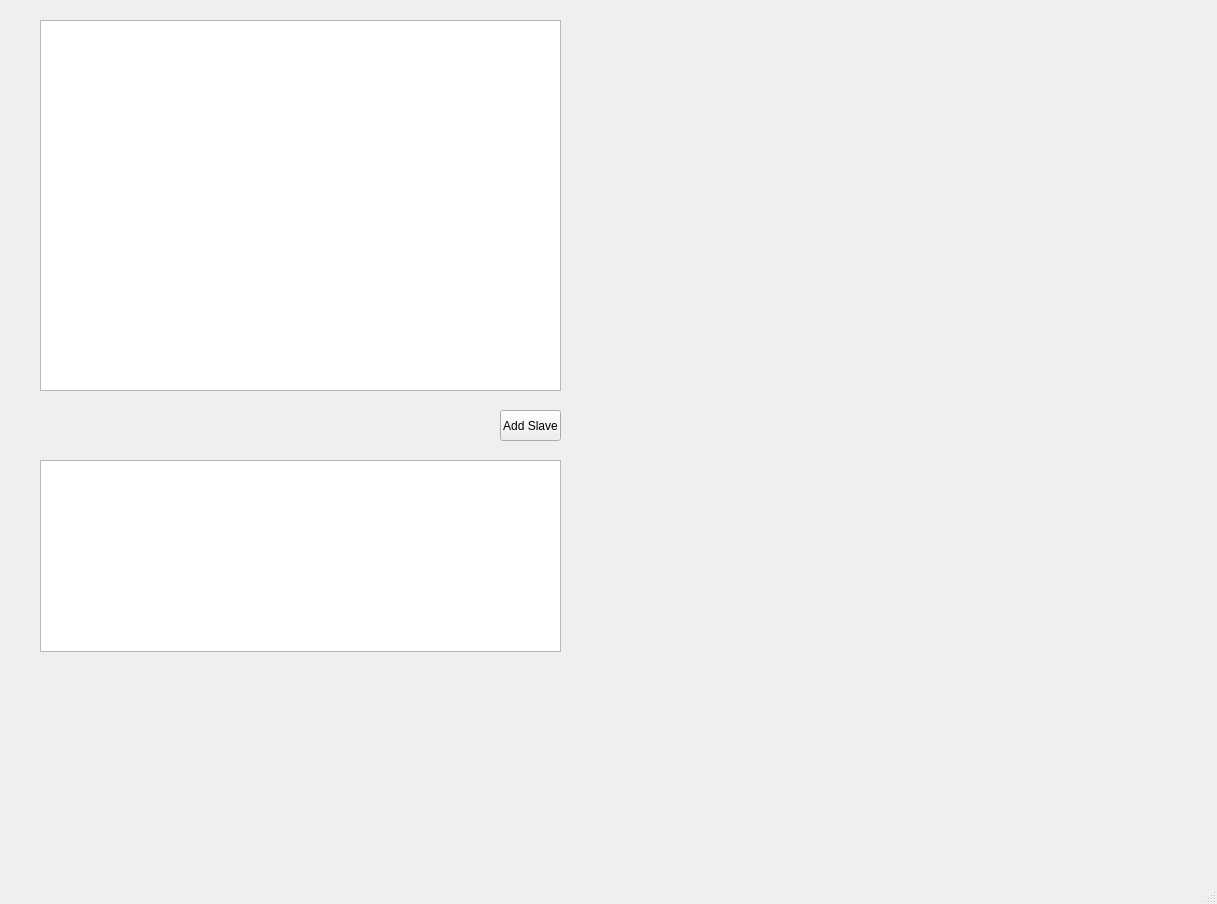
Before: the Qt Designer form mainScreen.ui in wahyu070903/Multilink-Robot, drawn with Qt 5.
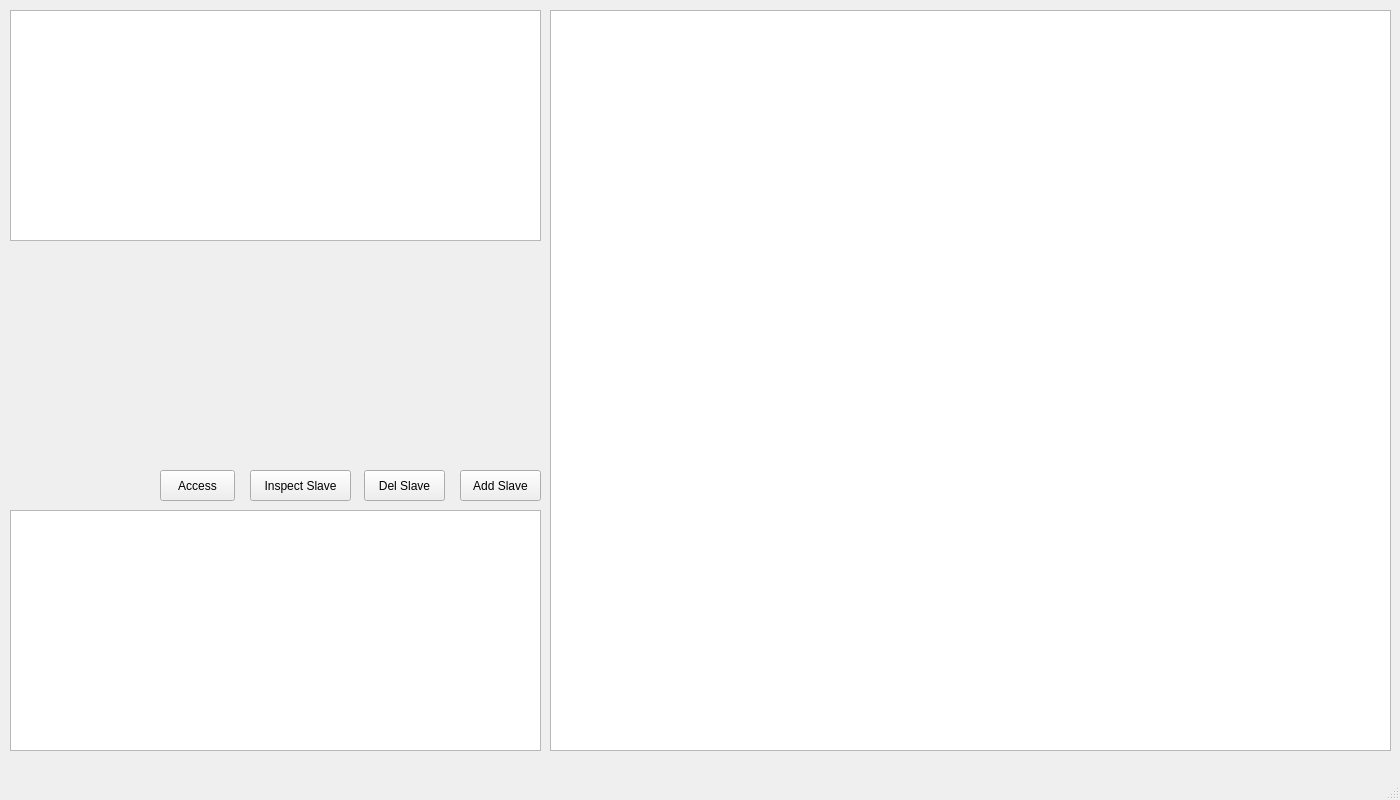
After: the same form once the commit is applied. Icons and pictures are not drawn.

Patch:
```diff
--- a/mainScreen.ui
+++ b/mainScreen.ui
@@ -2,14 +2,29 @@
 <ui version="4.0">
  <class>MainWindow</class>
  <widget class="QMainWindow" name="MainWindow">
+  <property name="enabled">
+   <bool>true</bool>
+  </property>
   <property name="geometry">
    <rect>
     <x>0</x>
     <y>0</y>
-    <width>1217</width>
-    <height>904</height>
+    <width>1400</width>
+    <height>800</height>
    </rect>
   </property>
+  <property name="minimumSize">
+   <size>
+    <width>1400</width>
+    <height>800</height>
+   </size>
+  </property>
+  <property name="maximumSize">
+   <size>
+    <width>1400</width>
+    <height>800</height>
+   </size>
+  </property>
   <property name="windowTitle">
    <string>MainWindow</string>
   </property>
@@ -17,12 +32,15 @@
    <widget class="QTableWidget" name="NodeTable">
     <property name="geometry">
      <rect>
-      <x>40</x>
-      <y>460</y>
-      <width>521</width>
-      <height>192</height>
+      <x>10</x>
+      <y>510</y>
+      <width>531</width>
+      <height>241</height>
      </rect>
     </property>
+    <property name="sortingEnabled">
+     <bool>false</bool>
+    </property>
     <attribute name="horizontalHeaderCascadingSectionResizes">
      <bool>true</bool>
     </attribute>
@@ -33,7 +51,7 @@
      <bool>true</bool>
     </attribute>
     <attribute name="verticalHeaderVisible">
-     <bool>true</bool>
+     <bool>false</bool>
     </attribute>
     <attribute name="verticalHeaderHighlightSections">
      <bool>false</bool>
@@ -42,19 +60,19 @@
    <widget class="QGraphicsView" name="SwarmView">
     <property name="geometry">
      <rect>
-      <x>40</x>
-      <y>20</y>
-      <width>521</width>
-      <height>371</height>
+      <x>550</x>
+      <y>10</y>
+      <width>841</width>
+      <height>741</height>
      </rect>
     </property>
    </widget>
    <widget class="QPushButton" name="AddNodeButton">
     <property name="geometry">
      <rect>
-      <x>500</x>
-      <y>410</y>
-      <width>61</width>
+      <x>460</x>
+      <y>470</y>
+      <width>81</width>
       <height>31</height>
      </rect>
     </property>
@@ -62,16 +80,69 @@
      <string>Add Slave</string>
     </property>
    </widget>
-   <widget class="QWidget" name="gridLayoutWidget">
+   <widget class="QPushButton" name="AccessButton">
     <property name="geometry">
      <rect>
-      <x>619</x>
-      <y>19</y>
-      <width>571</width>
-      <height>371</height>
+      <x>160</x>
+      <y>470</y>
+      <width>75</width>
+      <height>31</height>
      </rect>
     </property>
-    <layout class="QGridLayout" name="gridLayout"/>
+    <property name="text">
+     <string>Access</string>
+    </property>
+    <property name="icon">
+     <iconset>
+      <normaloff>icons/remote-control.png</normaloff>icons/remote-control.png</iconset>
+    </property>
+   </widget>
+   <widget class="QPushButton" name="DelNodeButton">
+    <property name="geometry">
+     <rect>
+      <x>364</x>
+      <y>470</y>
+      <width>81</width>
+      <height>31</height>
+     </rect>
+    </property>
+    <property name="text">
+     <string>Del Slave</string>
+    </property>
+    <property name="icon">
+     <iconset>
+      <normaloff>icons/red-x.png</normaloff>icons/red-x.png</iconset>
+    </property>
+   </widget>
+   <widget class="QPushButton" name="InspectButton">
+    <property name="geometry">
+     <rect>
+      <x>250</x>
+      <y>470</y>
+      <width>101</width>
+      <height>31</height>
+     </rect>
+    </property>
+    <property name="text">
+     <string>Inspect Slave</string>
+    </property>
+    <property name="icon">
+     <iconset>
+      <normaloff>icons/show.png</normaloff>icons/show.png</iconset>
+    </property>
+   </widget>
+   <widget class="QTextEdit" name="TerminalDisplay">
+    <property name="enabled">
+     <bool>true</bool>
+    </property>
+    <property name="geometry">
+     <rect>
+      <x>10</x>
+      <y>10</y>
+      <width>531</width>
+      <height>231</height>
+     </rect>
+    </property>
    </widget>
   </widget>
   <widget class="QMenuBar" name="menubar">
```
Left out of the diff: 6 changed lines with no effect on the pictures.
